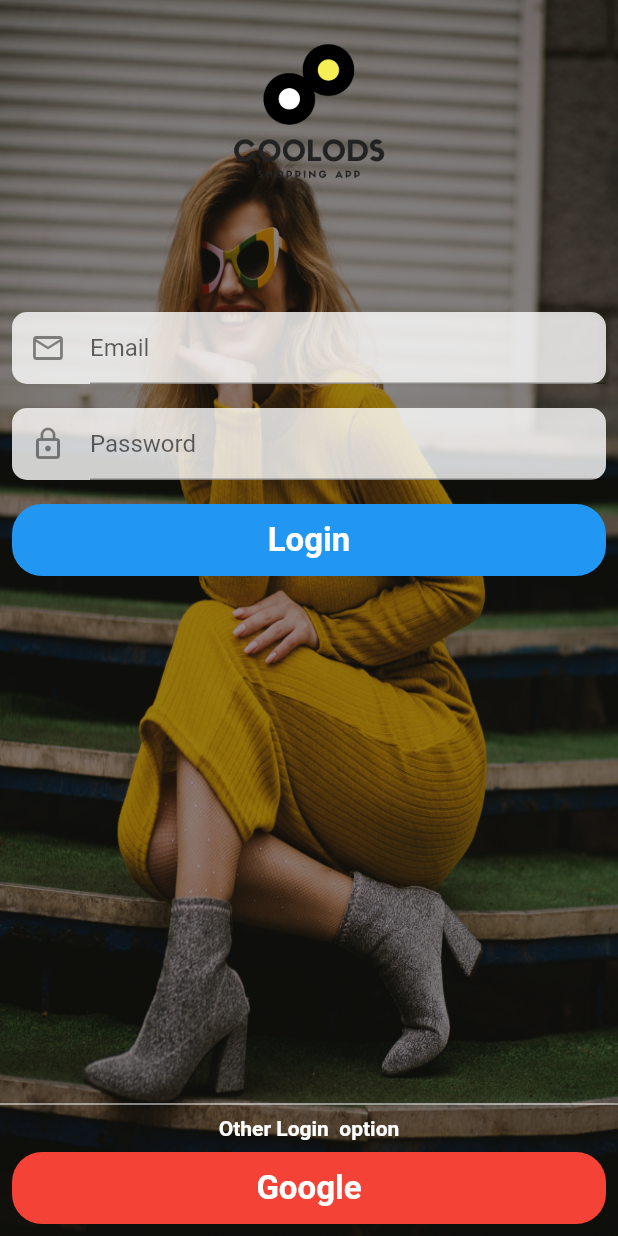
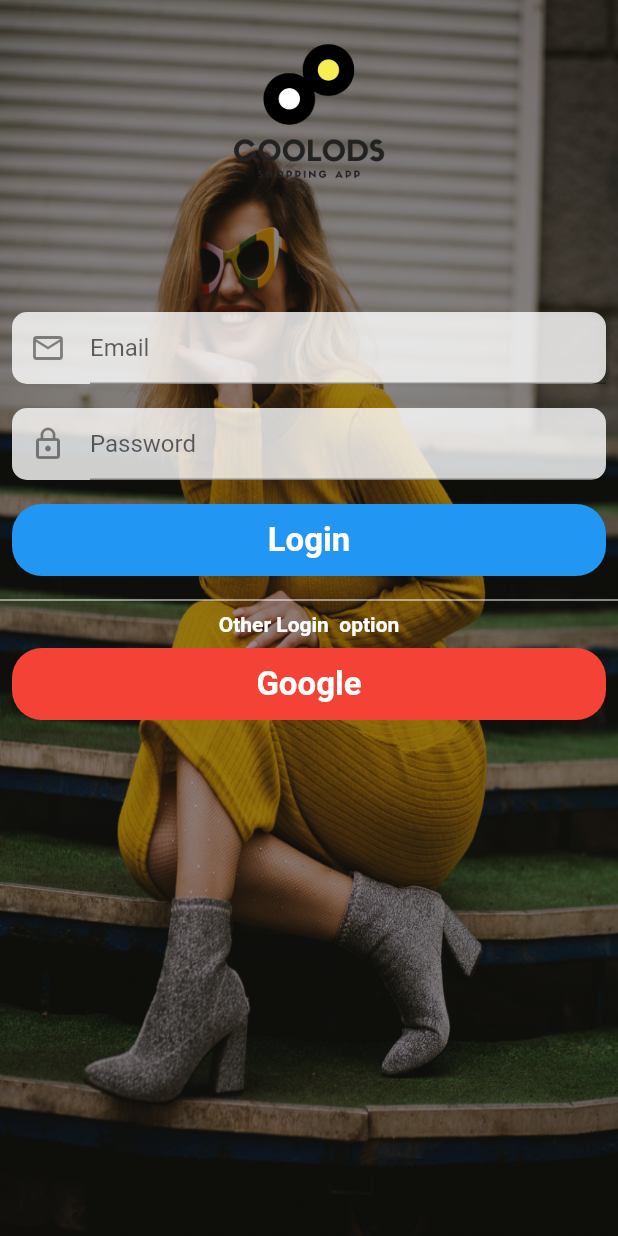
Before and after one commit to Crawford30/ShopApp, a Flutter app: the screen it shows after launch, on a phone screen of 412 x 824 dp. Run offline on Flutter 3.47's test engine with Material 2 defaults, Android fonts, the phone set to English and light mode, and no system bars; our stand-ins replace carousel_pro, cloud_firestore, firebase_auth, firebase_core, fluttertoast, google_sign_in and 1 more; accounts and stored records are empty.

Commit message:
Refactored code on Login

```diff
--- a/lib/pages/login.dart
+++ b/lib/pages/login.dart
@@ -159,7 +159,7 @@ class _LoginState extends State<Login> {
             child: Center(
               child: Form(
                 key: _formKey,
-                child: Column(
+                child: ListView(
                   children: [
                     Padding(
                       padding: const EdgeInsets.all(8.0),
@@ -248,6 +248,7 @@ class _LoginState extends State<Login> {
                     ),
                     Text(
                       "Other Login  option",
+                      textAlign: TextAlign.center,
                       style: TextStyle(
                           color: Colors.white,
                           fontWeight: FontWeight.bold,
```
